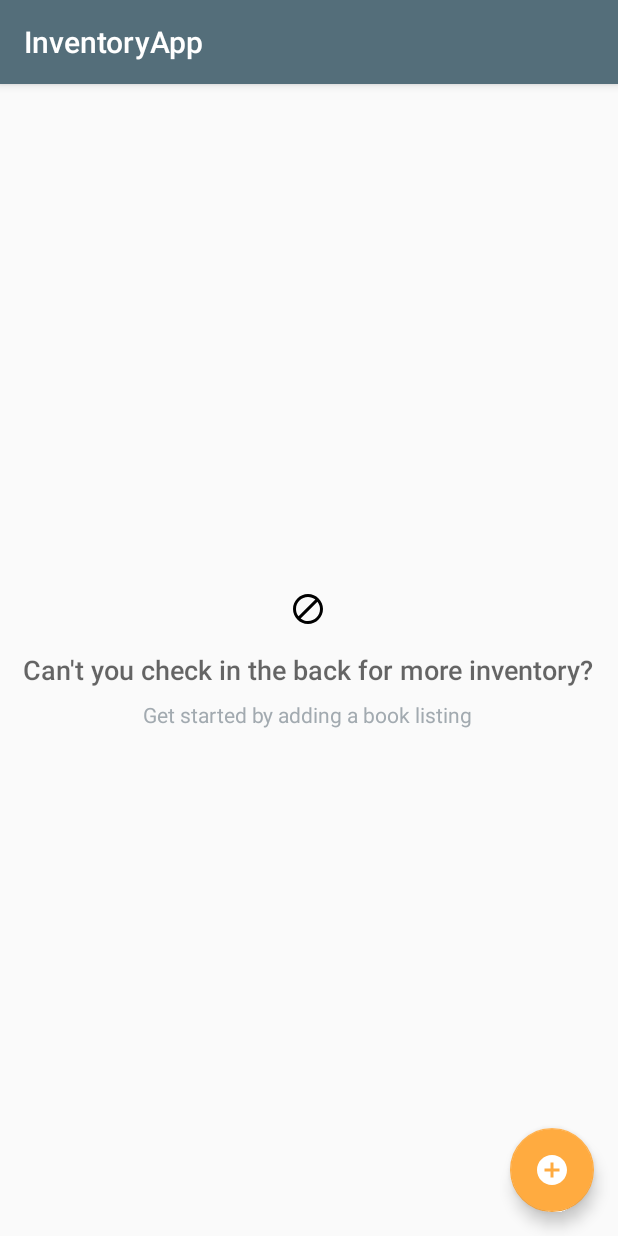
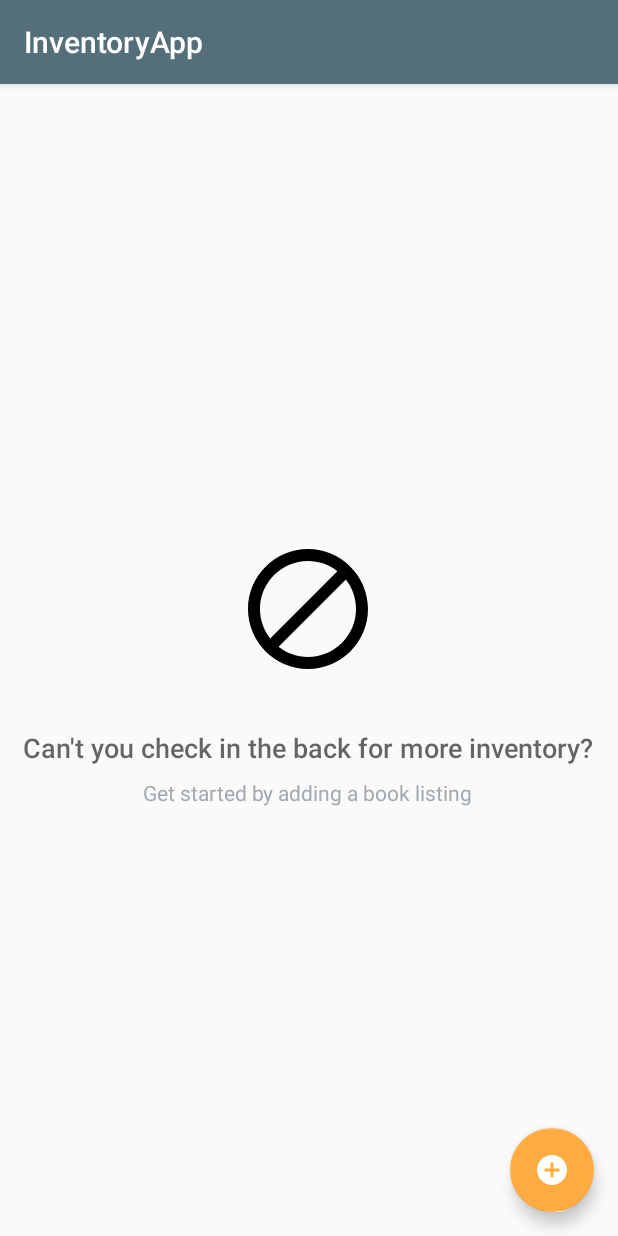
Before and after one commit to jrm5100/ABND-07-InventoryApp, an Android app: the screen it shows after launch (MainActivity), on a phone screen of 412 x 824 dp. Run offline under Robolectric (Android 15) with nearby library versions, the phone set to English and light mode, and no system bars.

Commit message:
Resize no-data image

```diff
--- a/app/src/main/res/layout/activity_main.xml
+++ b/app/src/main/res/layout/activity_main.xml
@@ -20,8 +20,9 @@
 
         <ImageView
             android:id="@+id/empty_shelter_image"
-            android:layout_width="wrap_content"
-            android:layout_height="wrap_content"
+            android:layout_width="96dp"
+            android:layout_height="96dp"
+            android:layout_margin="16dp"
             android:layout_centerHorizontal="true"
             android:src="@drawable/empty_bookshelf" />
 
```
